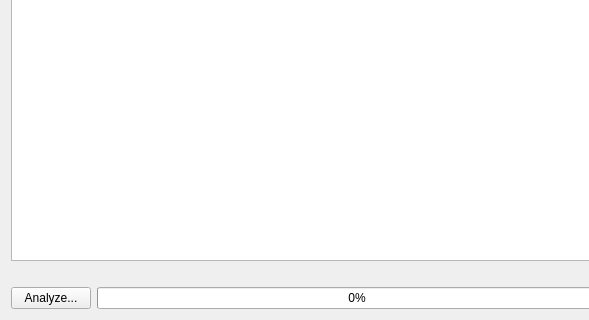
Above: cleanupDialog.ui from ValentinIllich/Automatic-Backup before the change; both pictures show x 0 to 589 and y 280 to 600 of the 800 by 600 pixel window. Below: the same form after it.
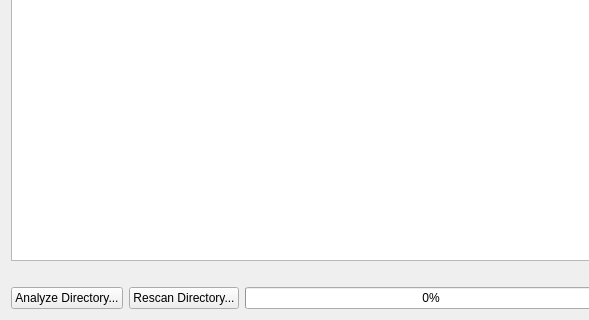
That is the form after the change.

Commit message: introducing rescan mechanism for creating new toc summary

Patch:
```diff
--- a/cleanupDialog.ui
+++ b/cleanupDialog.ui
@@ -68,7 +68,14 @@
 files are shown in a tree.</string>
          </property>
          <property name="text">
-          <string>Analyze...</string>
+          <string>Analyze Directory...</string>
+         </property>
+        </widget>
+       </item>
+       <item>
+        <widget class="QPushButton" name="rescanButt">
+         <property name="text">
+          <string>Rescan Directory...</string>
          </property>
         </widget>
        </item>
```
Left out of the diff: 29 changed lines with no effect on the pictures. The commit also changes 2 other files.
